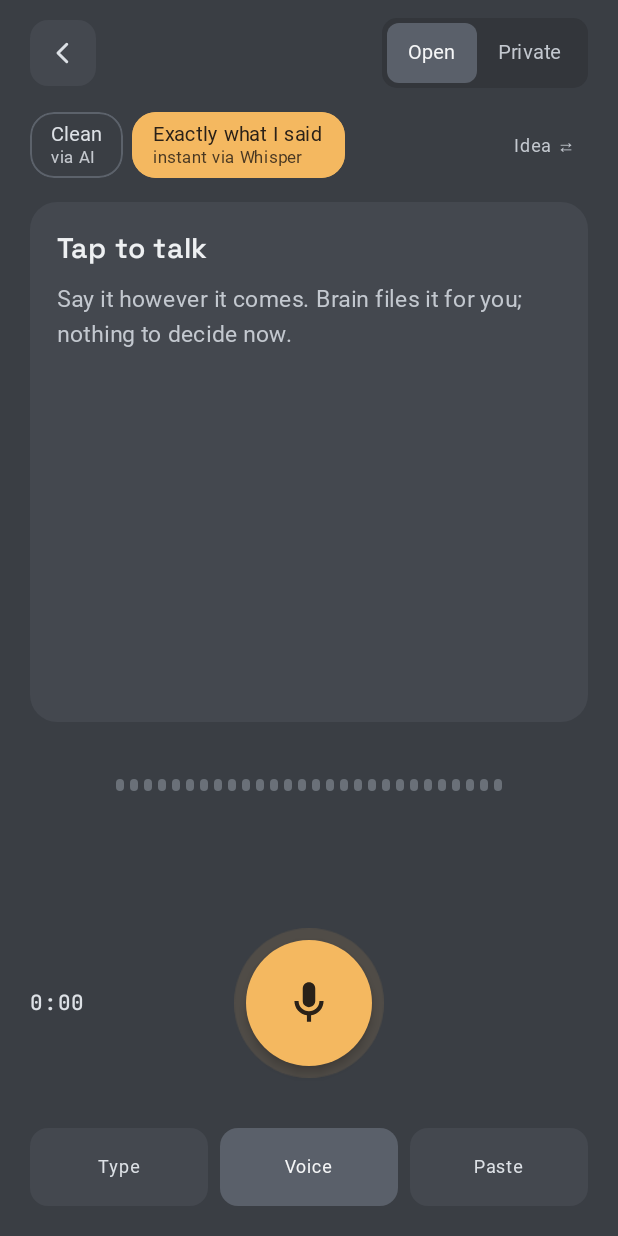
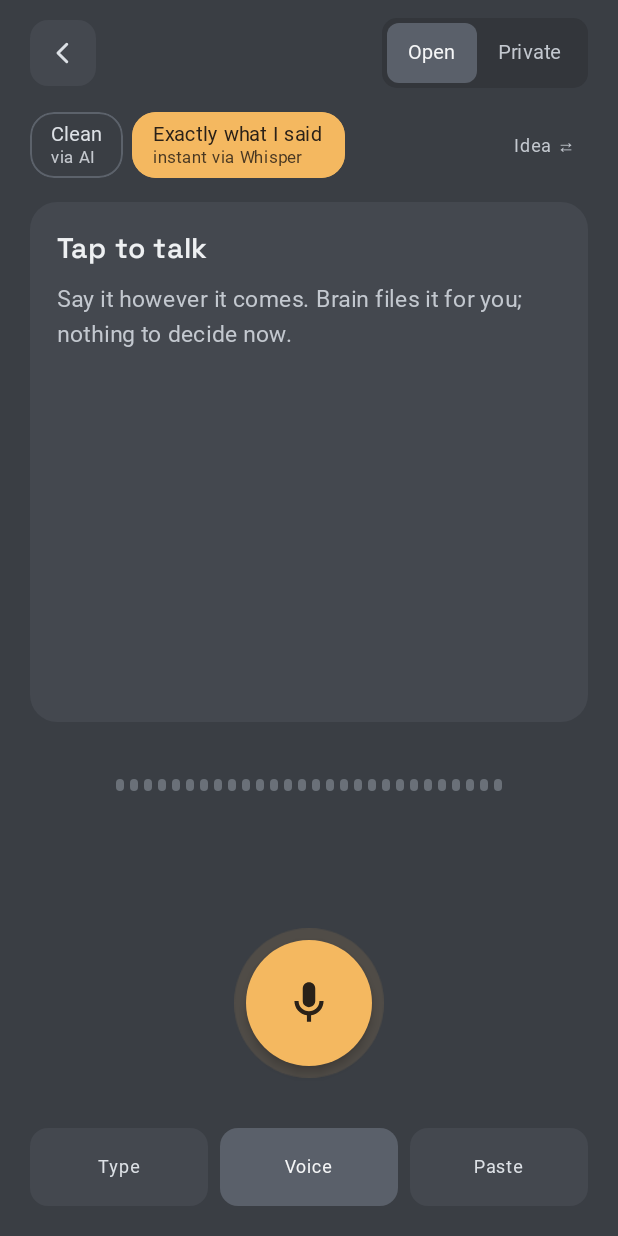
Before and after one commit to Sundowna/android-capture, an Android app built with Jetpack Compose: the CaptureActivity screen opened directly, with no data from a screen before it, on a phone screen of 412 x 824 dp. Run offline under Robolectric (Android 15) with nearby library versions, the phone set to English and light mode, and no system bars; our stand-ins replace Room's generated code; libraries missing offline, so code that uses them is left out: com.google.ai.edge; Roboto replaces fonts that are not available here.

Commit message:
playground: typing, typed notes and Undo tested on the phone
Keyboard space is no longer counted twice (MainActivity uses adjustResize,
the screen makes room itself). Typed and pasted notes show as a Typed note,
without voice tabs, audio wording or a 0:00 timer; the timer only shows a
time that means something. Cards show an addition heading as "Added 19:43".
Any zone switch after Undo starts fresh.

Co-Authored-By: Claude Opus 5.5 <noreply@anthropic.com>

```diff
--- a/app/src/main/AndroidManifest.xml
+++ b/app/src/main/AndroidManifest.xml
@@ -31,6 +31,7 @@
         <activity
             android:name=".ui.MainActivity"
             android:exported="true"
+            android:windowSoftInputMode="adjustResize"
             android:launchMode="singleTop">
             <intent-filter>
                 <action android:name="android.intent.action.MAIN" />
--- a/app/src/main/java/org/brain/capture/cleanup/CleanupText.kt
+++ b/app/src/main/java/org/brain/capture/cleanup/CleanupText.kt
@@ -68,6 +68,7 @@ Then the tasks only, one per line, each starting with "- [ ] "."""
     private val BULLET = Regex("""^\s*(?:[-*•]|\d+[.)])\s+(.*)$""")
     private val TASK = Regex("""^\[[ xX]?]\s+(.*)$""")
     private val TITLE = Regex("""^(?:#+\s*)?\**(?:title|titel)\**\s*:\s*\**(.+?)\**$""", RegexOption.IGNORE_CASE)
+    private val ADDED = Regex("""\*\*Added (\d{1,2}:\d{2})(?::\d{2})?( \(typed\))?\*\*""")
     private val REFS = Regex("""\s*\[\s*(\d+(?:\s*[,–-]\s*\d+)*)\s*]\s*[.]?\s*$""")
 
     /**
@@ -136,6 +137,9 @@ Then the tasks only, one per line, each starting with "- [ ] "."""
             if (line.startsWith("> [!quote]- Exactly what I said")) { inQuote = true; continue }
             if (inQuote && line.startsWith(">")) continue
             inQuote = false
+            // "**Added 19:43:16**" (an addition's heading) reads as "Added 19:43" on a card.
+            val added = ADDED.matchEntire(line.trim())
+            if (added != null) { out += "Added " + added.groupValues[1]; continue }
             val t = line.trimStart()
             out += when {
                 t.startsWith("- [ ] ") -> "☐ " + t.removePrefix("- [ ] ").replace(REFS, "")
--- a/app/src/main/java/org/brain/capture/ui/CaptureActivity.kt
+++ b/app/src/main/java/org/brain/capture/ui/CaptureActivity.kt
@@ -247,9 +247,16 @@ fun CaptureScreen(request: CaptureRequest?, onClose: () -> Unit, buttonModifier:
             verticalArrangement = Arrangement.spacedBy(16.dp),
         ) {
             TopBar(private, locked = recording?.appendTo != null,
-                onPrivate = { p -> if (note?.state == CaptureStates.SAVED && p != private) newNote(); private = p }, onClose = onClose)
+                onPrivate = { p -> if ((note?.state == CaptureStates.SAVED || undone) && p != private) newNote(); private = p }, onClose = onClose)
 
-            if (mode == CaptureActivity.MODE_VOICE) {
+            // A typed or pasted note has no audio and no clean version: no voice tabs for it.
+            val typedNote = note != null && note?.kind != "voice" && additions.none { it.kind == "voice" } && !recordingHere && !undone
+            if (mode == CaptureActivity.MODE_VOICE && typedNote) {
+                Row(Modifier.heightIn(min = 44.dp), verticalAlignment = Alignment.CenterVertically) {
+                    Text(if (note?.kind == "link") "Saved link" else "Typed note", fontFamily = Grotesk,
+                        fontWeight = FontWeight.SemiBold, fontSize = 19.sp, color = Ink.Text)
+                }
+            } else if (mode == CaptureActivity.MODE_VOICE) {
                 Row(horizontalArrangement = Arrangement.spacedBy(6.dp), verticalAlignment = Alignment.CenterVertically) {
                     ViewTab("Clean", if (private) "on this phone" else "via AI", view == View.Clean) { view = View.Clean; userPickedView = true }
                     ViewTab("Exactly what I said", "instant via Whisper", view == View.Raw) { view = View.Raw; userPickedView = true }
@@ -487,8 +494,11 @@ private fun Footer(c: Capture?, view: View, recording: Boolean) {
     val ctx = LocalContext.current
     if (c == null || recording || c.state != CaptureStates.SAVED) return
     Spacer(Modifier.height(4.dp))
-    Text(if (view == View.Clean) "Your words, reordered. Nothing added. Tap a line to see what you said."
-        else "Raw transcript is always kept with the audio.", fontSize = 12.sp, color = Ink.TextDim)
+    Text(when {
+        c.kind != "voice" -> "Your words, as you typed them."
+        view == View.Clean -> "Your words, reordered. Nothing added. Tap a line to see what you said."
+        else -> "Raw transcript is always kept with the audio."
+    }, fontSize = 12.sp, color = Ink.TextDim)
     Row(verticalAlignment = Alignment.CenterVertically, horizontalArrangement = Arrangement.spacedBy(8.dp),
         modifier = Modifier.clip(RoundedCornerShape(8.dp)).clickable(enabled = !c.isPrivate && c.notePath != null) {
             c.notePath?.let { openInObsidian(ctx, it) }
@@ -526,10 +536,12 @@ private fun Controls(
     var tick by remember { mutableLongStateOf(0L) }
     LaunchedEffect(recordingHere) { while (recordingHere) { tick = System.currentTimeMillis(); delay(250) } }
     @Suppress("UNUSED_EXPRESSION") tick
-    val s = elapsedMs() / 1000
+    val ms = elapsedMs()
+    val s = ms / 1000
     Row(Modifier.fillMaxWidth(), verticalAlignment = Alignment.CenterVertically, horizontalArrangement = Arrangement.SpaceBetween) {
         Column(Modifier.width(76.dp)) {
-            Text("%d:%02d".format(s / 60, s % 60), fontFamily = Mono, fontSize = 14.sp, color = Ink.TextSoft,
+            // Only a time that means something: the running recording, or the length of the last one.
+            if (recordingHere || ms > 0) Text("%d:%02d".format(s / 60, s % 60), fontFamily = Mono, fontSize = 14.sp, color = Ink.TextSoft,
                 modifier = Modifier.semantics { contentDescription = "${s / 60} minutes ${s % 60} seconds" })
             if (recordingHere) Text("Discard", fontSize = 12.sp, fontWeight = FontWeight.SemiBold, color = Ink.Error,
                 modifier = Modifier.clip(RoundedCornerShape(6.dp)).clickable(onClick = onDiscard).padding(vertical = 10.dp))
```
Also changed, not shown: 1 other file.
